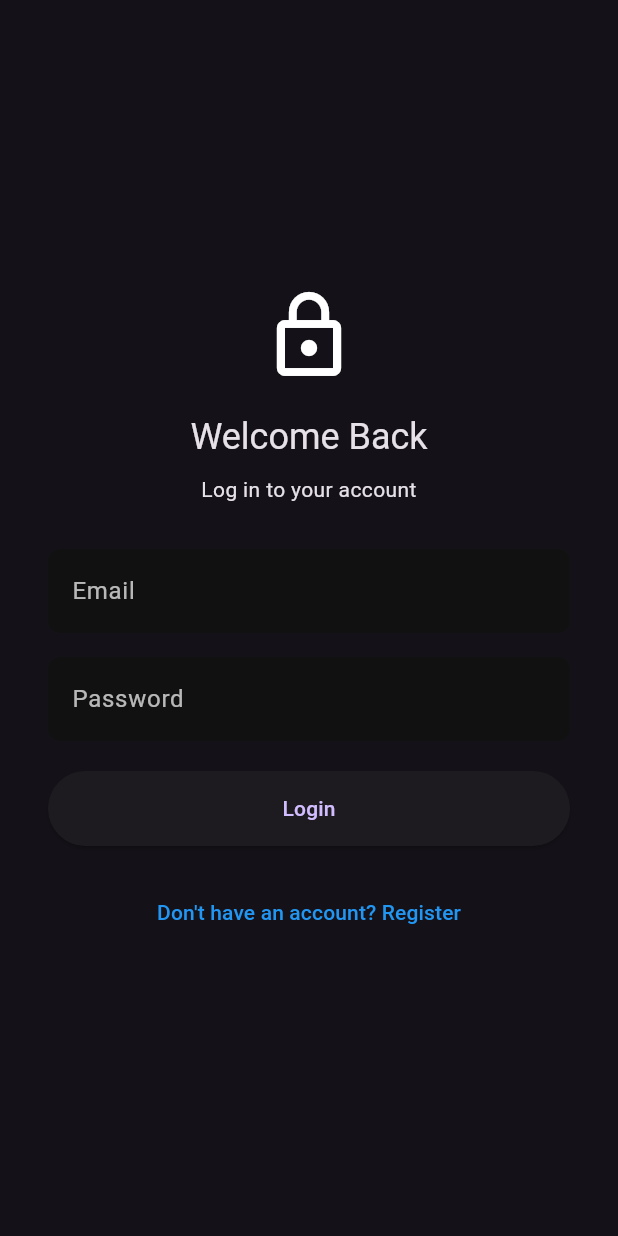
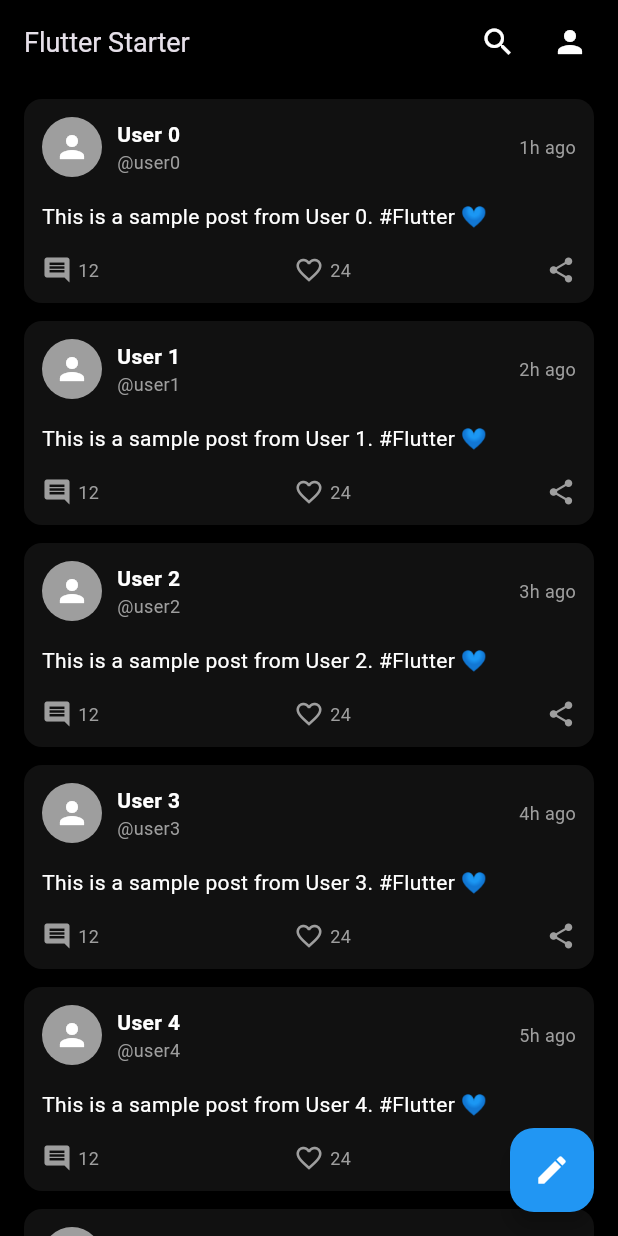
Before and after one commit to elginbrian/dart-flutter-starter, a Flutter app: the screen it shows after launch, after a tap on "Login", on a phone screen of 412 x 824 dp. Run offline on Flutter 3.47's test engine with Material 3 defaults, Android fonts, the phone set to English and light mode, and no system bars; our stand-ins replace dio, equatable, flutter_bloc, go_router, google_fonts, shared_preferences; network calls fail.

Commit message:
feat(views): adding home_screen, profile_screen, and create_post_screen

```diff
--- a/lib/main.dart
+++ b/lib/main.dart
@@ -27,8 +27,8 @@ class MyApp extends StatelessWidget {
       builder: (context, child) {
         if (kIsWeb) {
           return WebLayout(
-              child: child!,
-              localBackgroundImagePath: 'default_background.jpg');
+              localBackgroundImagePath: 'assets/default_background.jpg',
+              child: child!);
         }
         return child!;
       },
--- a/lib/views/app_router.dart
+++ b/lib/views/app_router.dart
@@ -1,10 +1,22 @@
+import 'package:flutter_starter/views/create_post_screen.dart';
+import 'package:flutter_starter/views/home_screen.dart';
 import 'package:flutter_starter/views/login_screen.dart';
+import 'package:flutter_starter/views/profile_screen.dart';
 import 'package:flutter_starter/views/register_screen.dart';
 import 'package:go_router/go_router.dart';
 
 final GoRouter appRouter = GoRouter(
   initialLocation: '/auth/login',
   routes: [
+    GoRoute(
+      path: '/home',
+      builder: (context, state) => const HomeScreen(),
+    ),
+    GoRoute(
+        path: '/profile', builder: (context, state) => const ProfileScreen()),
+    GoRoute(
+        path: '/create-post',
+        builder: (context, state) => const CreatePostScreen()),
     GoRoute(
       path: '/auth/login',
       builder: (context, state) => const LoginScreen(),
--- /dev/null
+++ b/lib/views/home_screen.dart
@@ -0,0 +1,114 @@
+import 'package:flutter/material.dart';
+import 'package:go_router/go_router.dart';
+
+class HomeScreen extends StatelessWidget {
+  const HomeScreen({super.key});
+
+  @override
+  Widget build(BuildContext context) {
+    return Scaffold(
+      backgroundColor: Colors.black,
+      appBar: AppBar(
+        title: const Text("Flutter Starter", style: TextStyle(fontSize: 18)),
+        backgroundColor: Colors.black,
+        elevation: 0,
+        actions: [
+          IconButton(
+            icon: const Icon(Icons.search, color: Colors.white),
+            onPressed: () {},
+          ),
+          IconButton(
+            icon: const Icon(Icons.person, color: Colors.white),
+            onPressed: () => context.go('/profile'),
+          ),
+          SizedBox(width: 8),
+        ],
+      ),
+      body: ListView.builder(
+        padding: const EdgeInsets.symmetric(horizontal: 16, vertical: 10),
+        itemCount: 10,
+        itemBuilder: (context, index) {
+          return _buildPost(
+            username: "User $index",
+            handle: "@user$index",
+            content: "This is a sample post from User $index. #Flutter 💙",
+            timeAgo: "${index + 1}h ago",
+          );
+        },
+      ),
+      floatingActionButton: FloatingActionButton(
+        onPressed: () {
+          context.go('/create-post');
+        },
+        backgroundColor: Colors.blue,
+        child: const Icon(Icons.create, color: Colors.white),
+      ),
+    );
+  }
+
+  Widget _buildPost({
+    required String username,
+    required String handle,
+    required String content,
+    required String timeAgo,
+  }) {
+    return Container(
+      margin: const EdgeInsets.only(bottom: 12),
+      padding: const EdgeInsets.all(12),
+      decoration: BoxDecoration(
+        color: const Color(0xFF111111),
+        borderRadius: BorderRadius.circular(12),
+      ),
+      child: Column(
+        crossAxisAlignment: CrossAxisAlignment.start,
+        children: [
+          Row(
+            children: [
+              const CircleAvatar(
+                backgroundColor: Colors.grey,
+                child: Icon(Icons.person, color: Colors.white),
+              ),
+              const SizedBox(width: 10),
+              Column(
+                crossAxisAlignment: CrossAxisAlignment.start,
+                children: [
+                  Text(username,
+                      style: const TextStyle(
+                          color: Colors.white, fontWeight: FontWeight.bold)),
+                  Text(handle,
+                      style: const TextStyle(color: Colors.grey, fontSize: 12)),
+                ],
+              ),
+              const Spacer(),
+              Text(timeAgo,
+                  style: const TextStyle(color: Colors.grey, fontSize: 12)),
+            ],
+          ),
+          const SizedBox(height: 16),
+          Text(content, style: const TextStyle(color: Colors.white)),
+          const SizedBox(height: 16),
+          Row(
+            mainAxisAlignment: MainAxisAlignment.spaceBetween,
+            children: [
+              _postAction(Icons.comment, "12"),
+              _postAction(Icons.favorite_border, "24"),
+              _postAction(Icons.share, ""),
+            ],
+          ),
+        ],
+      ),
+    );
+  }
+
+  Widget _postAction(IconData icon, String label) {
+    return Row(
+      children: [
+        Icon(icon, size: 20, color: Colors.grey),
+        if (label.isNotEmpty) ...[
+          const SizedBox(width: 4),
+          Text(label, style: const TextStyle(color: Colors.grey, fontSize: 12)),
+        ],
+      ],
+    );
+  }
+}
--- a/lib/views/login_screen.dart
+++ b/lib/views/login_screen.dart
@@ -22,6 +22,7 @@ class _LoginScreenState extends State<LoginScreen> {
     final theme = Theme.of(context);
 
     return Scaffold(
+      backgroundColor: Colors.black,
       body: Center(
         child: SingleChildScrollView(
           padding: const EdgeInsets.symmetric(horizontal: 32),
@@ -29,50 +30,77 @@ class _LoginScreenState extends State<LoginScreen> {
             mainAxisAlignment: MainAxisAlignment.center,
             crossAxisAlignment: CrossAxisAlignment.center,
             children: [
-              const Icon(Icons.lock_outline, size: 64, color: Colors.white),
-              const SizedBox(height: 20),
+              const Icon(Icons.chat_bubble_rounded,
+                  size: 80, color: Colors.blue),
+              const SizedBox(height: 30),
               Text(
-                "Welcome Back",
-                style: theme.textTheme.titleLarge?.copyWith(fontSize: 24),
+                "Log in to Your Account",
+                style: theme.textTheme.titleLarge?.copyWith(
+                  fontSize: 28,
+                  fontWeight: FontWeight.bold,
+                  color: Colors.white,
+                ),
                 textAlign: TextAlign.center,
               ),
               const SizedBox(height: 10),
               Text(
-                "Log in to your account",
-                style: theme.textTheme.bodyMedium,
+                "Stay connected with the community",
+                style: theme.textTheme.bodyMedium?.copyWith(color: Colors.grey),
                 textAlign: TextAlign.center,
               ),
-              const SizedBox(height: 30),
+              const SizedBox(height: 40),
               _buildTextField(_emailController, "Email", false),
               const SizedBox(height: 16),
               _buildTextField(_passwordController, "Password", true),
-              const SizedBox(height: 20),
+              const SizedBox(height: 24),
               BlocBuilder<AuthBloc, AuthState>(
                 builder: (context, state) {
                   if (state is AuthLoading) {
-                    return const CircularProgressIndicator();
+                    return const CircularProgressIndicator(color: Colors.blue);
                   }
                   return ElevatedButton(
                     onPressed: () {
                       final request = UserLoginRequest(
-                        email: _emailController.text,
-                        password: _passwordController.text,
+                        email: _emailController.text.trim(),
+                        password: _passwordController.text.trim(),
                       );
                       context.read<AuthBloc>().add(LoginRequested(request));
+                      context.go('/home');
                     },
                     style: ElevatedButton.styleFrom(
+                      backgroundColor: Colors.blue,
+                      foregroundColor: Colors.white,
                       minimumSize: const Size(double.infinity, 50),
+                      shape: RoundedRectangleBorder(
+                        borderRadius: BorderRadius.circular(25),
+                      ),
                     ),
-                    child: const Text("Login"),
+                    child: const Text("Login", style: TextStyle(fontSize: 16)),
                   );
                 },
+              ),
+              const SizedBox(height: 20),
+              Row(
+                mainAxisAlignment: MainAxisAlignment.center,
+                children: [
+                  Expanded(
+                    child: Divider(color: Colors.white24, thickness: 1),
+                  ),
+                  const Padding(
+                    padding: EdgeInsets.symmetric(horizontal: 8),
+                    child: Text("or", style: TextStyle(color: Colors.white54)),
+                  ),
+                  Expanded(
+                    child: Divider(color: Colors.white24, thickness: 1),
+                  ),
+                ],
               ),
               const SizedBox(height: 20),
               TextButton(
                 onPressed: () => context.go('/auth/register'),
                 child: const Text(
-                  "Don't have an account? Register",
-                  style: TextStyle(color: Colors.blue),
+                  "Don't have an account? Sign up",
+                  style: TextStyle(color: Colors.blue, fontSize: 14),
                 ),
               ),
             ],
@@ -92,11 +120,13 @@ class _LoginScreenState extends State<LoginScreen> {
         labelText: label,
         labelStyle: const TextStyle(color: Colors.white70),
         filled: true,
-        fillColor: const Color(0xFF111111),
+        fillColor: const Color(0xFF1A1A1A),
         border: OutlineInputBorder(
-          borderRadius: BorderRadius.circular(8),
+          borderRadius: BorderRadius.circular(25),
           borderSide: BorderSide.none,
         ),
+        contentPadding:
+            const EdgeInsets.symmetric(vertical: 16, horizontal: 20),
       ),
     );
   }
```
Also changed, not shown: lib/views/create_post_screen.dart (added, +107 -0 lines), lib/views/profile_screen.dart (added, +144 -0 lines), lib/views/register_screen.dart (+47 -17 lines).
